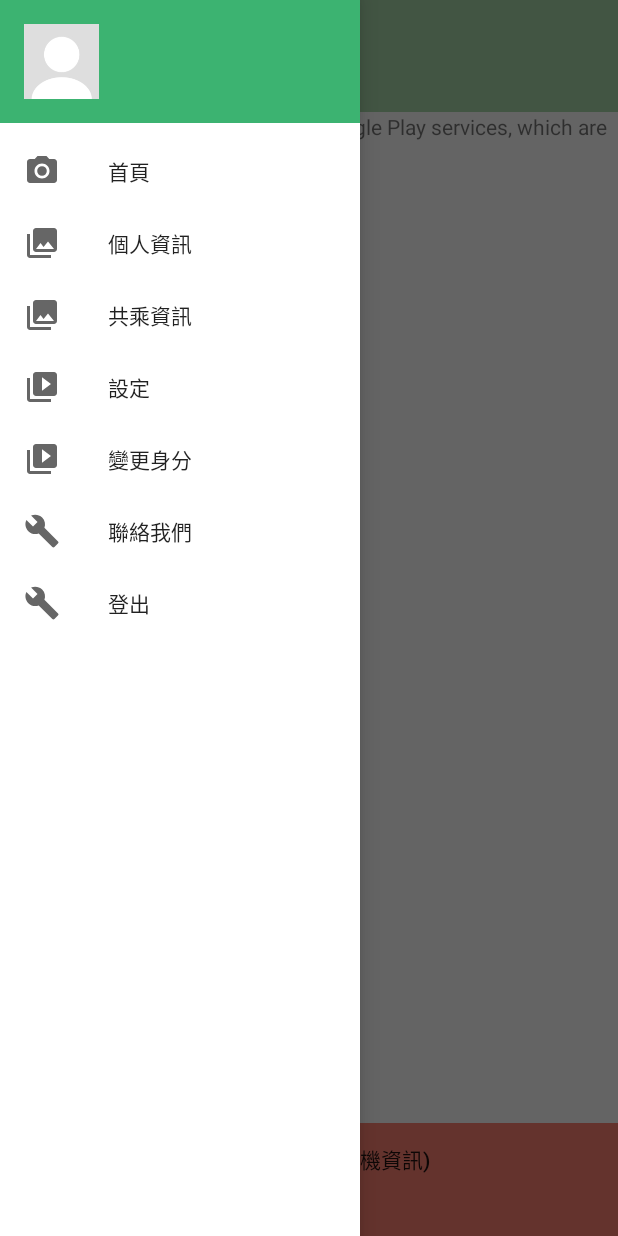
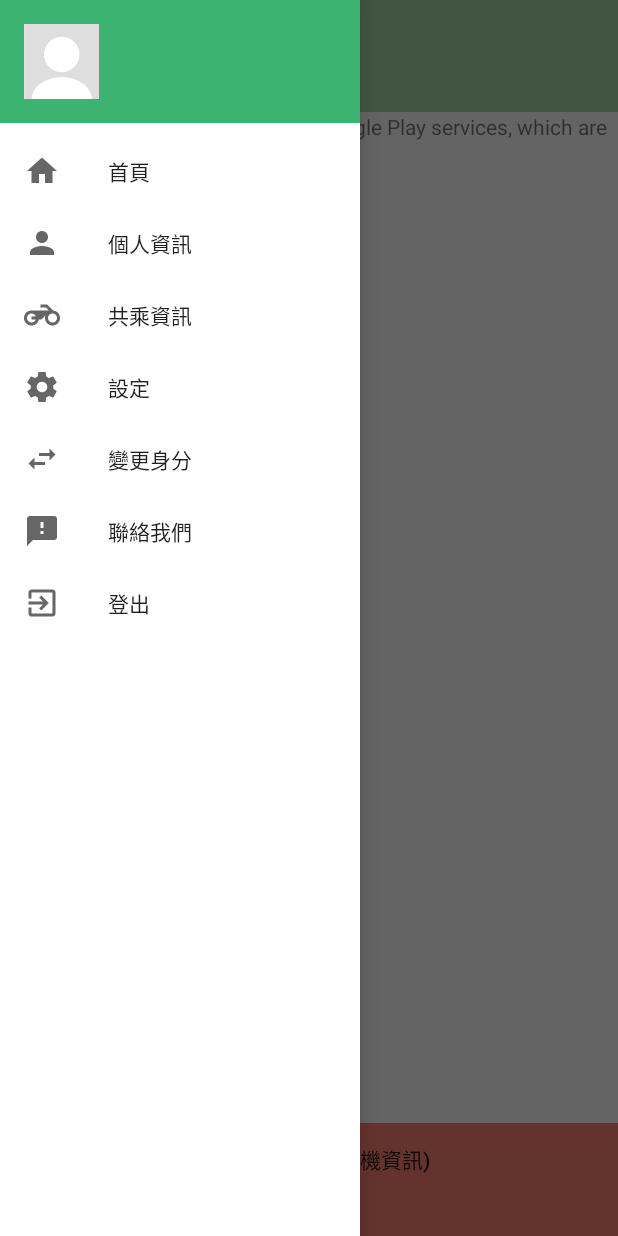
Before and after one commit to Mystes-CS/MFR, an Android app: the MapsActivity screen opened directly, with no data from a screen before it, with the side drawer open, on a phone screen of 412 x 824 dp. Run offline under Robolectric (Android 15) with nearby library versions, the phone set to English and light mode, and no system bars; 9 statements that could not run were skipped.

Commit message:
Final Version2
That's all .

```diff
--- a/MotorFreeRider/app/src/main/AndroidManifest.xml
+++ b/MotorFreeRider/app/src/main/AndroidManifest.xml
@@ -63,8 +63,6 @@
         <activity android:name=".RequestList">
             <intent-filter>
                 <action android:name="android.intent.action.MAIN" />
-
-                <category android:name="android.intent.category.LAUNCHER" />
             </intent-filter>
         </activity>
         <activity android:name=".RequestListForPassenger" />
--- a/MotorFreeRider/app/src/main/java/com/example/motorfreerider/ChangeProfile.java
+++ b/MotorFreeRider/app/src/main/java/com/example/motorfreerider/ChangeProfile.java
@@ -78,7 +78,7 @@ public class ChangeProfile {
             HttpEntity entity = httpResponse.getEntity();
             result = EntityUtils.toString(entity);
 
-            //   Log.w("result",stringFromServ);
+            Log.w("result",result);
         } catch (Exception e) {
             Log.d("InputStream", e.getLocalizedMessage());
         }
--- a/MotorFreeRider/app/src/main/java/com/example/motorfreerider/MapsActivity.java
+++ b/MotorFreeRider/app/src/main/java/com/example/motorfreerider/MapsActivity.java
@@ -261,7 +261,6 @@ public class MapsActivity extends AppCompatActivity
                     }
                     if (ident.equals("owner")) {
                         Toast.makeText(MapsActivity.this, "共乘資訊", Toast.LENGTH_SHORT).show();
-                        finish();
                         Intent intent = new Intent(MapsActivity.this, RequestList.class);
                         startActivity(intent);
                         return true;
--- a/MotorFreeRider/app/src/main/java/com/example/motorfreerider/RequestList.java
+++ b/MotorFreeRider/app/src/main/java/com/example/motorfreerider/RequestList.java
@@ -78,6 +78,6 @@ public class RequestList extends AppCompatActivity implements AdapterView.OnItem
 
     @Override
     public void onItemClick(AdapterView<?> parent, View view, int position, long id) {
-        Toast.makeText(this, "FUCK", Toast.LENGTH_SHORT).show();
-    }
+
 }
+}
--- a/MotorFreeRider/app/src/main/java/com/example/motorfreerider/RequestListForPassenger.java
+++ b/MotorFreeRider/app/src/main/java/com/example/motorfreerider/RequestListForPassenger.java
@@ -48,16 +48,18 @@ public class RequestListForPassenger extends AppCompatActivity implements Adapte
                     _user.setID(jsonObj.get("Owner ID").toString());
                     GetRegister getRegister = new GetRegister(_user.getID());
                     result = getRegister.GetRegister();
+                    Log.w("List",result);
                     JSONObject jsonOBJ = new JSONObject(result);
                     String Time = String.format("%s/%s/%s %s:%s", jsonOBJ.get("Year").toString(), jsonOBJ.get("Month").toString(), jsonOBJ.get("Date").toString(), jsonOBJ.get("Hour").toString(),jsonOBJ.get("Minute").toString());
                     _user.setStart(jsonOBJ.get("start").toString());
                     _user.setScore(jsonOBJ.get("Score").toString());
                     _user.setPassengerID(jsonObj.get("ID").toString());
-                    _user.setDescription(jsonObj.get("Description").toString());
+                    _user.setDescription(jsonOBJ.get("Description").toString());
                     _user.setMobileNumber(jsonOBJ.getString("PhoneNumber"));
                     _user.setFirstName(jsonOBJ.get("FirstName").toString());
                     _user.setLastName(jsonOBJ.get("LastName").toString());
                     _user.setTime(Time);
+                  //  Log.w("List",_user.getDescription());
                     userList.add(_user);
                 }
             }
--- a/MotorFreeRider/app/src/main/res/menu/activity_main2_drawer.xml
+++ b/MotorFreeRider/app/src/main/res/menu/activity_main2_drawer.xml
@@ -5,31 +5,31 @@
     <group android:checkableBehavior="single">
         <item
             android:id="@+id/nav_map"
-            android:icon="@drawable/ic_menu_camera"
+            android:icon="@drawable/ic_home_black_36dp"
             android:title="@string/return_map" />
         <item
             android:id="@+id/nav_profile"
-            android:icon="@drawable/ic_menu_gallery"
+            android:icon="@drawable/ic_person_black_36dp"
             android:title="@string/profile"/>
         <item
             android:id="@+id/nav_information"
-            android:icon="@drawable/ic_menu_gallery"
+            android:icon="@drawable/ic_motorcycle_black_36dp"
             android:title="@string/information" />
         <item
             android:id="@+id/nav_setting"
-            android:icon="@drawable/ic_menu_slideshow"
+            android:icon="@drawable/ic_settings_black_36dp"
             android:title="@string/setting" />
         <item
             android:id="@+id/nav_change"
-            android:icon="@drawable/ic_menu_slideshow"
+            android:icon="@drawable/ic_swap_horiz_black_36dp"
             android:title="變更身分" />
         <item
             android:id="@+id/nav_contact"
-            android:icon="@drawable/ic_menu_manage"
+            android:icon="@drawable/ic_feedback_black_36dp"
             android:title="@string/contact" />
         <item
             android:id="@+id/nav_signOut"
-            android:icon="@drawable/ic_menu_manage"
+            android:icon="@drawable/ic_exit_to_app_black_36dp"
             android:title="@string/sign_out" />
     </group>
 
```
Also changed, not shown: MotorFreeRider/app/src/main/res/drawable/ic_exit_to_app_black_36dp.png (added), MotorFreeRider/app/src/main/res/drawable/ic_feedback_black_36dp.png (added), MotorFreeRider/app/src/main/res/drawable/ic_home_black_36dp.png (added), MotorFreeRider/app/src/main/res/drawable/ic_motorcycle_black_36dp.png (added), MotorFreeRider/app/src/main/res/drawable/ic_person_black_36dp.png (added), MotorFreeRider/app/src/main/res/drawable/ic_settings_black_36dp.png (added), MotorFreeRider/app/src/main/res/drawable/ic_swap_horiz_black_36dp.png (added), 51 other files.
